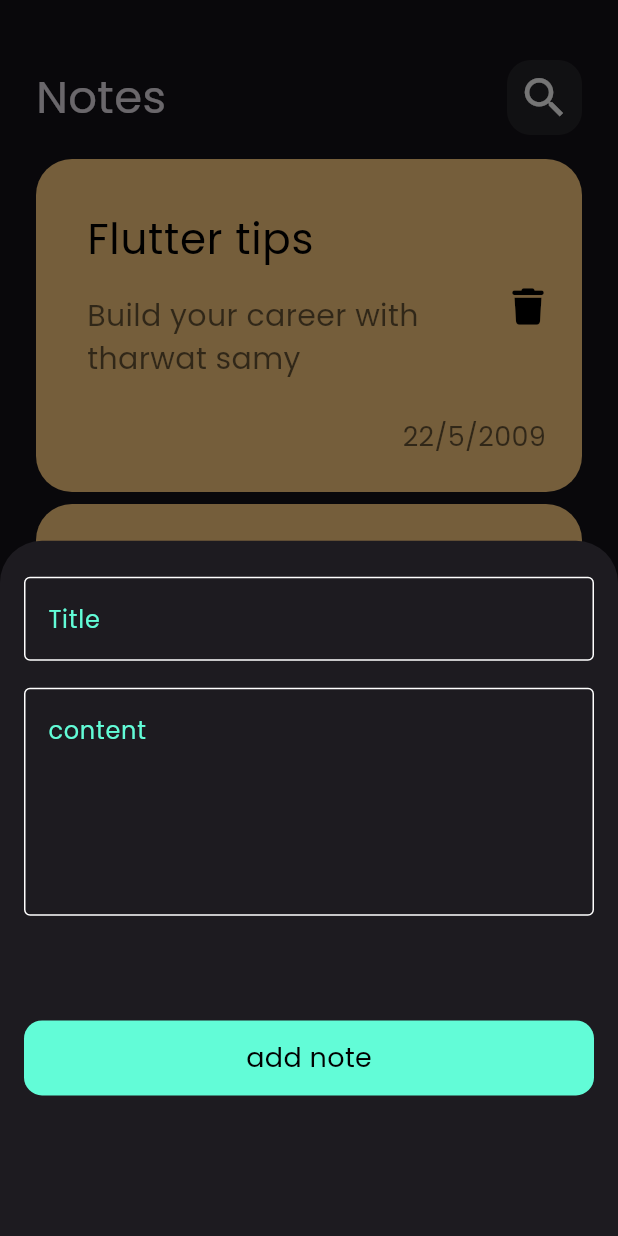
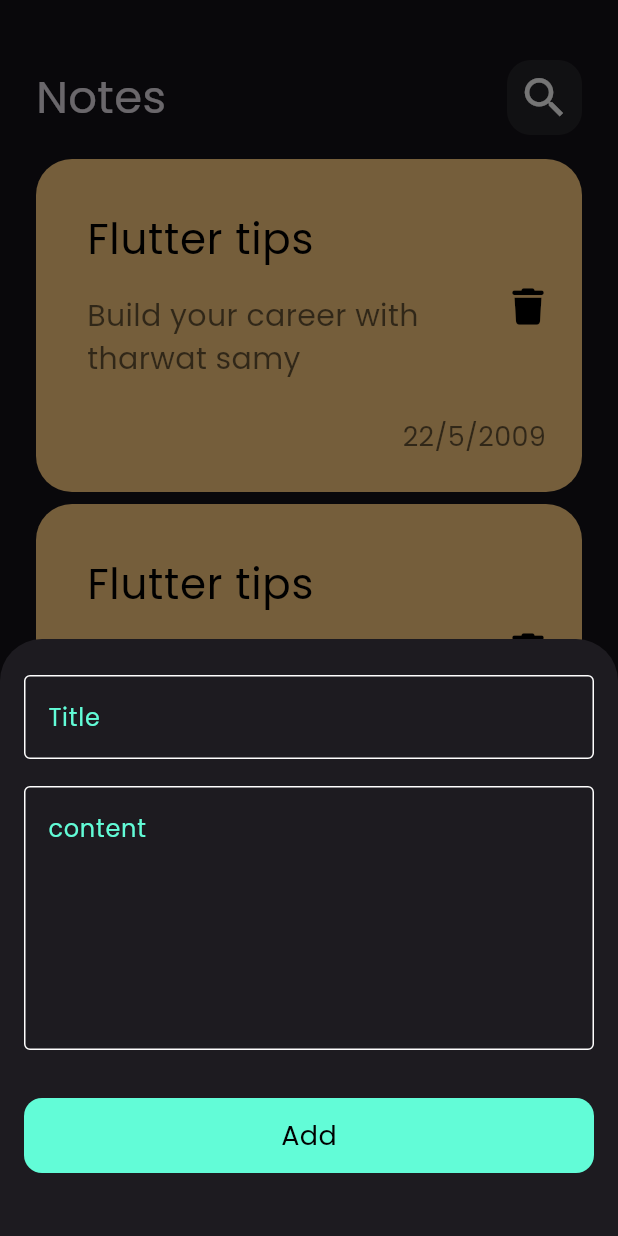
Before and after one commit to MahmoodRihanya/note_app, a Flutter app: the screen it shows after launch, after a tap on the "add" icon, on a phone screen of 412 x 824 dp. Run offline on Flutter 3.47's test engine with Material 3 defaults, Android fonts, the phone set to English and light mode, and no system bars; our stand-ins replace font_awesome_flutter.

Commit message:
finish note bottom sheet

```diff
--- a/lib/views/widgets/add_note_bottom_sheet.dart
+++ b/lib/views/widgets/add_note_bottom_sheet.dart
@@ -1,5 +1,4 @@
 import 'package:flutter/material.dart';
-import 'package:notes_app/constants.dart';
 import 'package:notes_app/views/widgets/custom_widgets/custom_button.dart';
 import 'package:notes_app/views/widgets/custom_widgets/custom_text_field.dart';
 
@@ -10,15 +9,17 @@ class AddNoteBottomSheet extends StatelessWidget {
   Widget build(BuildContext context) {
     return Padding(
       padding: const EdgeInsets.symmetric(vertical: 24, horizontal: 16),
-      child: Column(
-        children: [
-          CustomTextField(hintText: 'Title'),
-          SizedBox(height: 18),
-          CustomTextField(maxline: 5, hintText: 'content'),
-          Spacer(flex: 1),
-          CustomButton(ontap: () {}, text: 'add note'),
-          Spacer(flex: 1),
-        ],
+      child: SingleChildScrollView(
+        child: Column(
+          children: [
+            CustomTextField(hintText: 'Title'),
+            SizedBox(height: 18),
+            CustomTextField(maxline: 6, hintText: 'content'),
+            SizedBox(height: 32),
+            CustomButton(ontap: () {}, text: 'Add'),
+            SizedBox(height: 18),
+          ],
+        ),
       ),
     );
   }
--- a/lib/views/widgets/custom_widgets/custom_button.dart
+++ b/lib/views/widgets/custom_widgets/custom_button.dart
@@ -12,7 +12,7 @@ class CustomButton extends StatelessWidget {
     return GestureDetector(
       onTap: ontap,
       child: Container(
-        width: double.infinity,
+        width: MediaQuery.of(context).size.width,
         height: 50,
         decoration: BoxDecoration(
           color: kprimaryColor,
```
